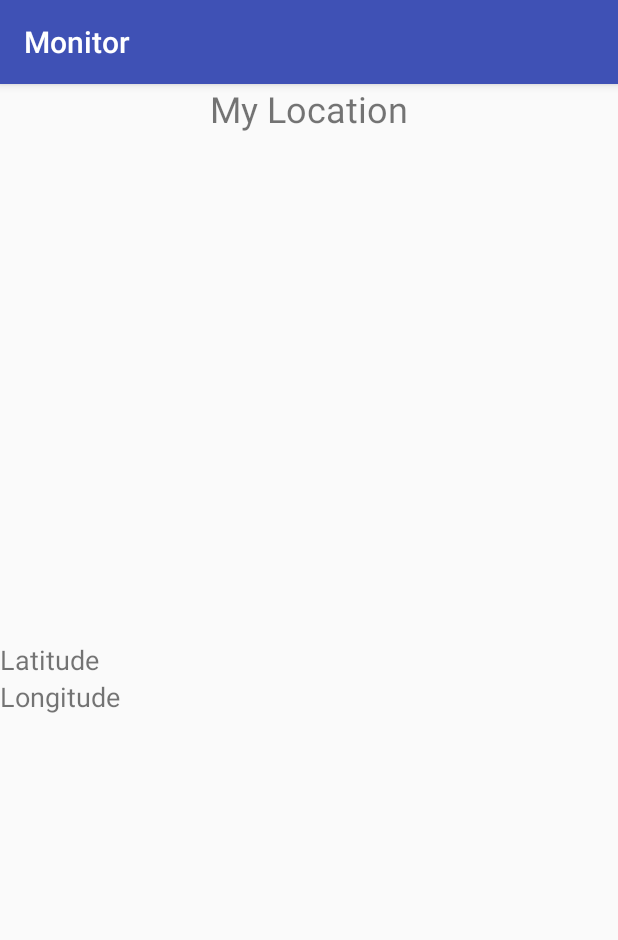
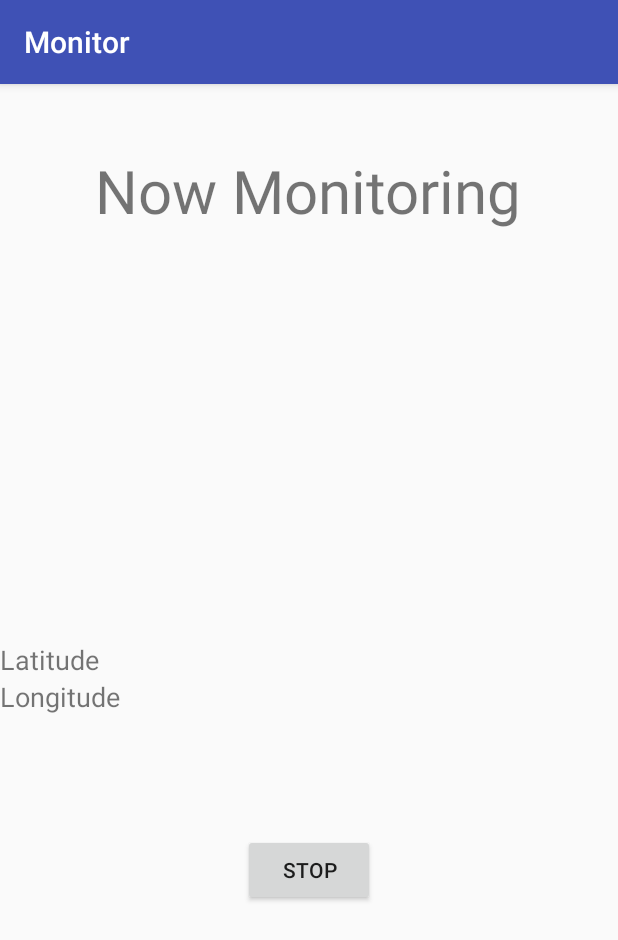
Before and after one commit to Jocke90/IncidentGuardianV2, an Android app: the screen it shows after launch (MonitorActivity), after a tap on "LOGIN", on a phone screen of 412 x 824 dp. Shown: the top 940 px of the screen. Run offline under Robolectric (Android 15) with nearby library versions, the phone set to English and light mode, and no system bars.

Commit message:
Adding things

```diff
--- a/app/src/main/java/com/example/jocke/incidentguardianv2/Activities/ContactActivity.java
+++ b/app/src/main/java/com/example/jocke/incidentguardianv2/Activities/ContactActivity.java
@@ -1,5 +1,7 @@
 package com.example.jocke.incidentguardianv2.Activities;
 
 
-public class ContactActivity {
+import android.support.v7.app.AppCompatActivity;
+
+public class ContactActivity extends AppCompatActivity{
 }
--- a/app/src/main/java/com/example/jocke/incidentguardianv2/Activities/MainActivity.java
+++ b/app/src/main/java/com/example/jocke/incidentguardianv2/Activities/MainActivity.java
@@ -15,6 +15,7 @@ public class MainActivity extends AppCompatActivity {
             + "AccountKey=[MY_ACCOUNT_KEY]";
 
     Button btnLogin;
+    Button btnRegister;
 
     @Override
     protected void onCreate(Bundle savedInstanceState) {
@@ -22,6 +23,7 @@ public class MainActivity extends AppCompatActivity {
         setContentView(R.layout.activity_main);
 
         btnLogin = (Button) findViewById(R.id.buttonLogin);
+        btnRegister = (Button) findViewById(R.id.buttonReg);
 
         btnLogin.setOnClickListener(new View.OnClickListener() {
             @Override
@@ -29,5 +31,12 @@ public class MainActivity extends AppCompatActivity {
                 startActivity(new Intent(MainActivity.this, MonitorActivity.class));
             }
         });
+
+        btnRegister.setOnClickListener(new View.OnClickListener() {
+            @Override
+            public void onClick(View v) {
+
+            }
+        });
     }
 }
--- a/app/src/main/java/com/example/jocke/incidentguardianv2/Activities/MonitorActivity.java
+++ b/app/src/main/java/com/example/jocke/incidentguardianv2/Activities/MonitorActivity.java
@@ -3,6 +3,7 @@ package com.example.jocke.incidentguardianv2.Activities;
 
 import android.Manifest;
 import android.content.Context;
+import android.content.Intent;
 import android.content.pm.PackageManager;
 import android.hardware.Sensor;
 import android.hardware.SensorEvent;
@@ -12,6 +13,8 @@ import android.location.Location;
 import android.os.Bundle;
 import android.support.v4.app.ActivityCompat;
 import android.support.v7.app.AppCompatActivity;
+import android.view.View;
+import android.widget.Button;
 import android.widget.TextView;
 import android.widget.Toast;
 
@@ -27,9 +30,12 @@ public class MonitorActivity extends AppCompatActivity implements SensorEventLis
 
     TextView latitudeText;
     TextView longitudeText;
+    Button btnStop;
+
     private FusedLocationProviderApi locationProvider = LocationServices.FusedLocationApi;
     private GoogleApiClient googleApiClient;
     private LocationRequest locationRequest;
+    private Location myLoc;
     public Double myLatitude;
     public Double myLongitude;
 
@@ -39,15 +45,16 @@ public class MonitorActivity extends AppCompatActivity implements SensorEventLis
     public Double acceX, acceY, acceZ;
     public Double gyroX, gyroY, gyroZ;
     private Double fall;
-    private Location myLoc;
+
 
     @Override
     protected void onCreate(Bundle savedInstanceState) {
         super.onCreate(savedInstanceState);
         setContentView(R.layout.activity_monitor);
 
-        latitudeText = (TextView) findViewById(R.id.tvLatitude);
-        longitudeText = (TextView) findViewById(R.id.tvLongitude);
+        latitudeText = (TextView) findViewById(R.id.textViewLatitude);
+        longitudeText = (TextView) findViewById(R.id.textViewLongitude);
+        btnStop = (Button) findViewById(R.id.buttonStopMonitoring);
 
         googleApiClient = new GoogleApiClient.Builder(this)
                 .addApi(LocationServices.API)
@@ -66,6 +73,12 @@ public class MonitorActivity extends AppCompatActivity implements SensorEventLis
         sensorManager.registerListener(this, accelerometerS, SensorManager.SENSOR_DELAY_NORMAL);
         sensorManager.registerListener(this, gyrometerS, SensorManager.SENSOR_DELAY_NORMAL);
 
+        btnStop.setOnClickListener(new View.OnClickListener() {
+            @Override
+            public void onClick(View v) {
+                startActivity(new Intent(MonitorActivity.this, MenuActivity.class));
+            }
+        });
 
     }
 
--- a/app/src/main/java/com/example/jocke/incidentguardianv2/Activities/UserActivity.java
+++ /dev/null
@@ -1,6 +0,0 @@
-package com.example.jocke.incidentguardianv2.Activities;
-
-
-
-public class UserActivity {
-}
--- a/app/src/main/res/layout/activity_monitor.xml
+++ b/app/src/main/res/layout/activity_monitor.xml
@@ -5,12 +5,14 @@
     <TextView
         android:layout_width="wrap_content"
         android:layout_height="wrap_content"
+        android:text="Now Monitoring"
+        android:textSize="40dp"
+        android:layout_alignParentTop="true"
         android:layout_centerHorizontal="true"
-        android:text="My Location"
-        android:textSize="24sp" />
+        android:layout_marginTop="44dp" />
 
     <TextView
-        android:id="@+id/tvLatitude"
+        android:id="@+id/textViewLatitude"
         android:layout_width="wrap_content"
         android:layout_height="wrap_content"
         android:layout_centerVertical="true"
@@ -18,12 +20,21 @@
         android:textSize="18sp" />
 
     <TextView
-        android:id="@+id/tvLongitude"
+        android:id="@+id/textViewLongitude"
         android:layout_width="wrap_content"
         android:layout_height="wrap_content"
-        android:layout_below="@+id/tvLatitude"
+        android:layout_below="@+id/textViewLatitude"
         android:text="Longitude"
         android:textSize="18sp" />
 
+    <Button
+        android:id="@+id/buttonStopMonitoring"
+        android:layout_width="wrap_content"
+        android:layout_height="wrap_content"
+        android:layout_below="@+id/textViewLongitude"
+        android:layout_centerHorizontal="true"
+        android:layout_marginTop="79dp"
+        android:text="Stop" />
+
 
 </RelativeLayout>
```
Also changed, not shown: app/src/main/AndroidManifest.xml (+10 -0 lines), app/src/main/java/com/example/jocke/incidentguardianv2/Activities/MenuActivity.java (added, +49 -0 lines), app/src/main/java/com/example/jocke/incidentguardianv2/Activities/MessageActivity.java (+92 -1 lines), app/src/main/java/com/example/jocke/incidentguardianv2/DataStorageClass.java (+105 -0 lines), app/src/main/res/layout/activity_main.xml (+13 -3 lines), app/src/main/res/layout/activity_menu.xml (added, +32 -0 lines), app/src/main/res/layout/activity_message.xml (+14 -4 lines).
